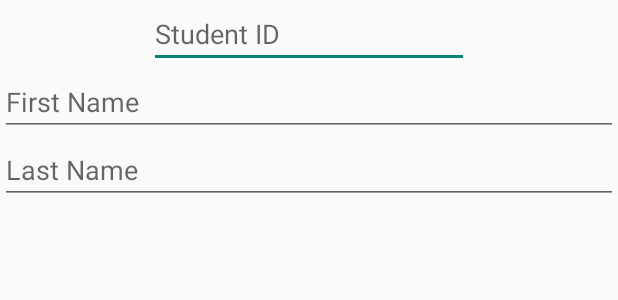
After one commit to Team3128/AttendanceScanner, an Android app: the layout dialog_add_student.xml on its own in the app's theme, with its tools: preview values and no code run, on a phone screen of 412 x 824 dp. The commit adds this screen. Shown: the top 300 px of the screen. Run offline under Robolectric (Android 15) with nearby library versions, the phone set to English and light mode, and no system bars.

Commit message:
Fix rotation crash, and add Add Student dialog

```diff
--- a/app/src/main/java/team3128/org/attendancescanner/AttendanceActivity.java
+++ b/app/src/main/java/team3128/org/attendancescanner/AttendanceActivity.java
@@ -83,6 +83,7 @@ public class AttendanceActivity extends ActionBarActivity implements DatePickerD
 	public void selectDateCallback(View view)
 	{
 		DatePickerDialog datePickerDialog = new DatePickerDialog(this, DatePickerDialog.THEME_HOLO_LIGHT, this, day, month, year);
+        datePickerDialog.getDatePicker().setCalendarViewShown(true);
 		datePickerDialog.show();
 	}
 
--- a/app/src/main/java/team3128/org/attendancescanner/MainActivity.java
+++ b/app/src/main/java/team3128/org/attendancescanner/MainActivity.java
@@ -87,7 +87,7 @@ public class MainActivity extends ActionBarActivity
 	@Override
 	public void onPause()
 	{
-		super.onResume();
+		super.onPause();
 	}
 
 
--- /dev/null
+++ b/app/src/main/res/layout/dialog_add_student.xml
@@ -0,0 +1,31 @@
+<?xml version="1.0" encoding="utf-8"?>
+<LinearLayout xmlns:android="http://schemas.android.com/apk/res/android"
+              android:orientation="vertical"
+              android:layout_width="match_parent"
+              android:layout_height="match_parent">
+    <EditText
+        android:layout_width="wrap_content"
+        android:layout_height="wrap_content"
+        android:inputType="textPersonName"
+        android:hint="@string/student_id"
+        android:ems="10"
+        android:id="@+id/studentIDText"
+        android:layout_gravity="center_horizontal"/>
+
+    <EditText
+        android:layout_width="match_parent"
+        android:layout_height="wrap_content"
+        android:inputType="textPersonName"
+        android:hint="@string/first_name"
+        android:id="@+id/firstNameText"
+        />
+
+    <EditText
+        android:layout_width="match_parent"
+        android:layout_height="wrap_content"
+        android:inputType="textPersonName"
+        android:hint="@string/last_name"
+        android:id="@+id/lastNameText"
+        android:layout_gravity="center_horizontal"/>
+
+</LinearLayout>
--- a/app/src/main/res/menu/menu_student_name.xml
+++ b/app/src/main/res/menu/menu_student_name.xml
@@ -2,4 +2,7 @@
       xmlns:app="http://schemas.android.com/apk/res-auto"
       xmlns:tools="http://schemas.android.com/tools"
       tools:context="team3128.org.attendancescanner.StudentNameActivity">
+    <item android:id="@+id/action_view_attendance"
+        android:title="@string/add_student"
+        app:showAsAction="always"/>
 </menu>
```
Also changed, not shown: app/src/main/java/team3128/org/attendancescanner/StudentNameActivity.java (+56 -2 lines), app/src/main/res/values/strings.xml (+4 -3 lines).
